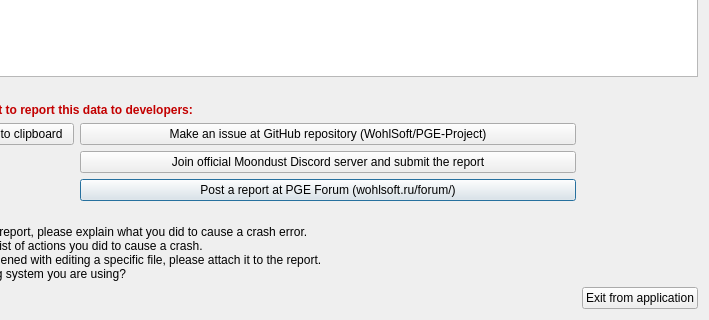
First picture: the form in Editor/common_features/crashhandler.ui, repository WohlSoft/Moondust-Project, before the edit; both pictures show x 97 to 806 and y 310 to 630 of the 806 by 630 pixel window.
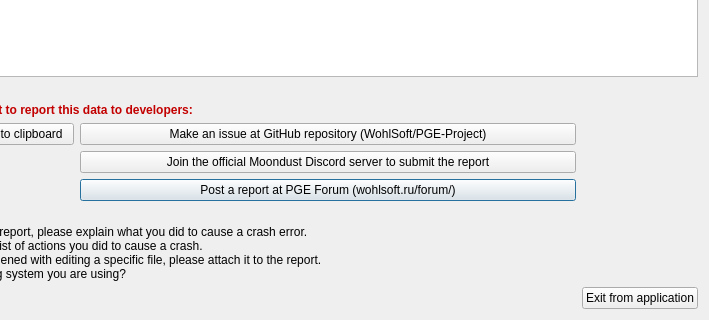
Second picture: the form after the edit. Icons and pictures are not drawn.

Commit message: Editor: Rephraze the label of Discord server  button

What changed in the file:
```diff
--- a/Editor/common_features/crashhandler.ui
+++ b/Editor/common_features/crashhandler.ui
@@ -124,7 +124,7 @@
    <item row="6" column="1">
     <widget class="QPushButton" name="pgeDiscordButton">
      <property name="text">
-      <string>Join official Moondust Discord server and submit the report</string>
+      <string>Join the official Moondust Discord server to submit the report</string>
      </property>
     </widget>
    </item>
```
